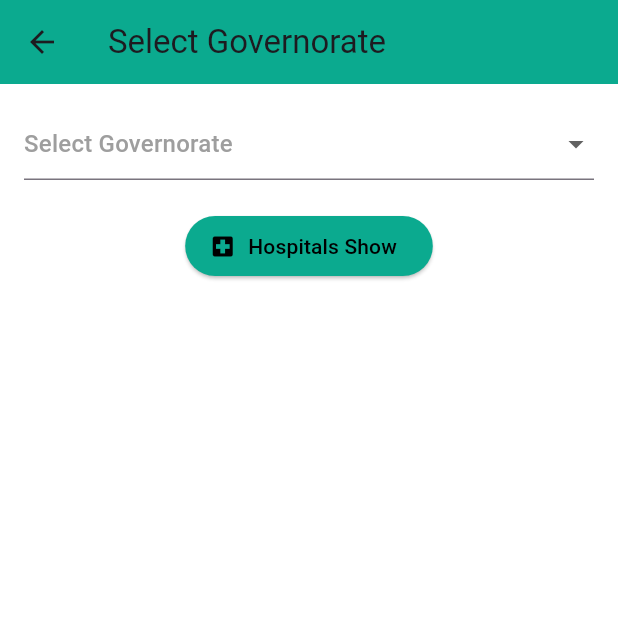
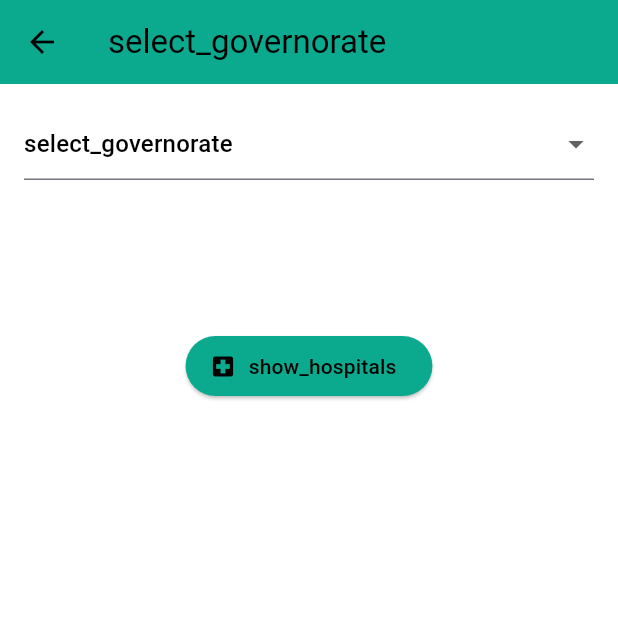
Before and after one commit to marina-ema/project_graduate, a Flutter app: the SelectGovernorateScreen screen opened directly, on a phone screen of 412 x 824 dp, the top half of it. Run offline on Flutter 3.47's test engine with Material 3 defaults, Android fonts, the phone set to English and light mode, and no system bars; our stand-ins replace cloud_firestore, easy_localization, firebase_auth, firebase_core, image_picker, shared_preferences; accounts and stored records are empty.

Commit message:
Update select_governorate_screen.dart

```diff
--- a/lib/select_governorate_screen.dart
+++ b/lib/select_governorate_screen.dart
@@ -1,9 +1,9 @@
 import 'package:flutter/material.dart';
+import 'package:easy_localization/easy_localization.dart';
 import 'hospitals_screen.dart';
 
 class SelectGovernorateScreen extends StatefulWidget {
   const SelectGovernorateScreen({Key? key}) : super(key: key);
-
   @override
   State<SelectGovernorateScreen> createState() =>
       _SelectGovernorateScreenState();
@@ -11,7 +11,6 @@ class SelectGovernorateScreen extends StatefulWidget {
 
 class _SelectGovernorateScreenState extends State<SelectGovernorateScreen> {
   String? selectedGovernorate;
-
   final List<String> governorates = [
     'Sohag',
     'Assiut',
@@ -20,15 +19,18 @@ class _SelectGovernorateScreenState extends State<SelectGovernorateScreen> {
     'Giza',
     'Sharqia',
   ];
-
   @override
   Widget build(BuildContext context) {
+    bool isDarkMode = Theme.of(context).brightness == Brightness.dark;
+    Color textColor = isDarkMode ? Colors.white : Colors.black;
     return Scaffold(
       appBar: AppBar(
-        backgroundColor: Color.fromARGB(255, 11, 170, 143),
+        backgroundColor: const Color.fromARGB(255, 11, 170, 143),
         title: Text(
-          'Select Governorate',
+          'select_governorate'.tr(),
+          style: TextStyle(color: textColor),
         ),
+        iconTheme: IconThemeData(color: textColor),
       ),
       body: Padding(
         padding: const EdgeInsets.all(16.0),
@@ -36,11 +38,19 @@ class _SelectGovernorateScreenState extends State<SelectGovernorateScreen> {
           children: [
             DropdownButtonFormField<String>(
               value: selectedGovernorate,
-              hint: const Text('Select Governorate'),
+              hint: Text(
+                'select_governorate'.tr(),
+                style: TextStyle(color: textColor),
+              ),
+              dropdownColor:
+                  isDarkMode ? const Color(0xFF1E1E1E) : Colors.white,
               items: governorates.map((gov) {
                 return DropdownMenuItem(
                   value: gov,
-                  child: Text(gov),
+                  child: Text(
+                    'gov_$gov'.tr(),
+                    style: TextStyle(color: textColor),
+                  ),
                 );
               }).toList(),
               onChanged: (value) {
@@ -49,29 +59,34 @@ class _SelectGovernorateScreenState extends State<SelectGovernorateScreen> {
                 });
               },
             ),
-            const SizedBox(height: 20),
+            const SizedBox(height: 100),
             ElevatedButton.icon(
-              icon: const Icon(Icons.local_hospital, color: Colors.black),
-              label: const Text(
-                'Hospitals Show',
-                style: TextStyle(color: Colors.black),
+              icon: Icon(
+                Icons.local_hospital,
+                color: textColor,
+              ),
+              label: Text(
+                'show_hospitals'.tr(),
+                style: TextStyle(color: textColor),
               ),
               style: ElevatedButton.styleFrom(
-                backgroundColor: Color.fromARGB(255, 11, 170, 143),
+                backgroundColor: const Color.fromARGB(255, 11, 170, 143),
               ),
               onPressed: () {
                 if (selectedGovernorate != null) {
                   Navigator.push(
                     context,
                     MaterialPageRoute(
-                      builder: (_) =>
-                          HospitalsScreen(governorate: selectedGovernorate!),
+                      builder: (_) => HospitalsScreen(
+                        governorate: selectedGovernorate!,
+                      ),
                     ),
                   );
                 } else {
                   ScaffoldMessenger.of(context).showSnackBar(
-                    const SnackBar(
-                        content: Text('Please select a governorate')),
+                    SnackBar(
+                      content: Text('please_select_governorate'.tr()),
+                    ),
                   );
                 }
               },
```
